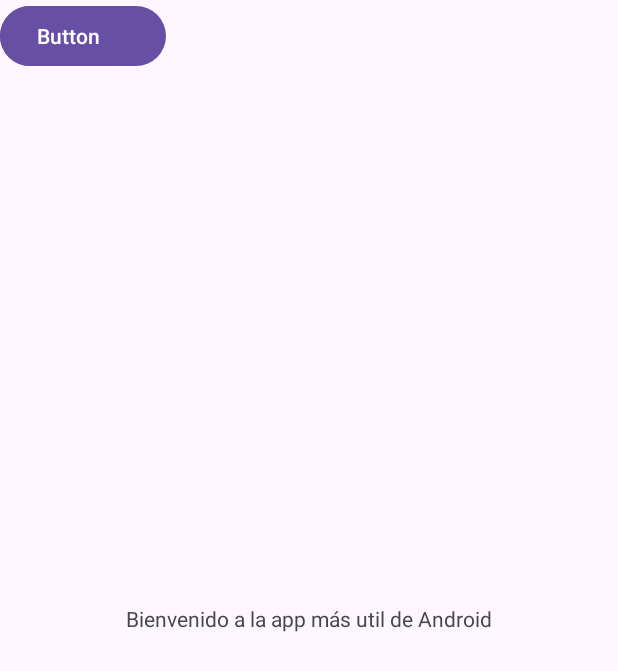
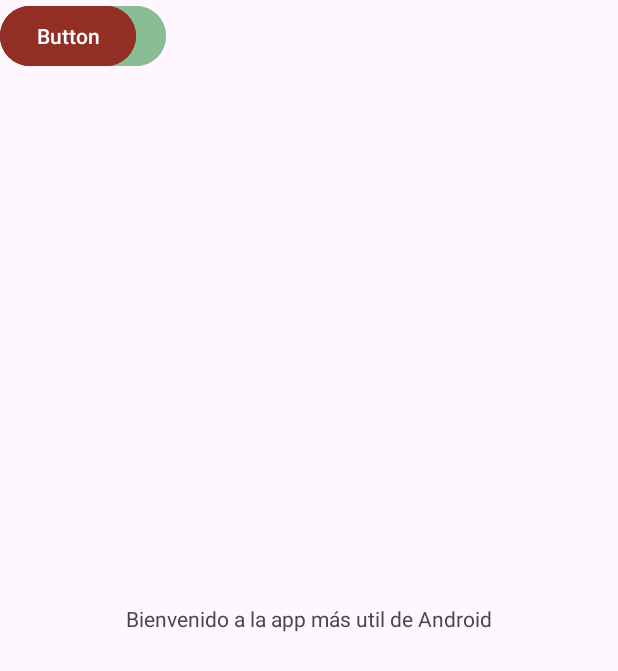
Before and after one commit to PentestPriz/PMDYM, an Android app: the screen it shows after launch (MainActivity), on a phone screen of 412 x 824 dp. Shown: the top 671 px of the screen. Run offline under Robolectric (Android 15) with nearby library versions, the phone set to English and light mode, and no system bars.

Commit message:
Commit punto 3: cambio de colores de botones

```diff
--- a/PracticaT3/app/src/main/res/layout/activity_main.xml
+++ b/PracticaT3/app/src/main/res/layout/activity_main.xml
@@ -20,6 +20,7 @@
         android:id="@+id/button"
         android:layout_width="wrap_content"
         android:layout_height="wrap_content"
+        android:backgroundTint="@color/verdePantano"
         android:text="@string/botonContinuar"
         tools:layout_editor_absoluteX="83dp"
         tools:layout_editor_absoluteY="492dp" />
@@ -28,6 +29,7 @@
         android:id="@+id/button2"
         android:layout_width="wrap_content"
         android:layout_height="wrap_content"
+        android:backgroundTint="@color/rojoApagado"
         android:text="Button"
         tools:layout_editor_absoluteX="245dp"
         tools:layout_editor_absoluteY="492dp"
--- a/PracticaT3/app/src/main/res/values/colors.xml
+++ b/PracticaT3/app/src/main/res/values/colors.xml
@@ -2,4 +2,6 @@
 <resources>
     <color name="black">#FF000000</color>
     <color name="white">#FFFFFFFF</color>
+    <color name="verdePantano">#89BE95</color>
+    <color name="rojoApagado">#932E24</color>
 </resources>
```
